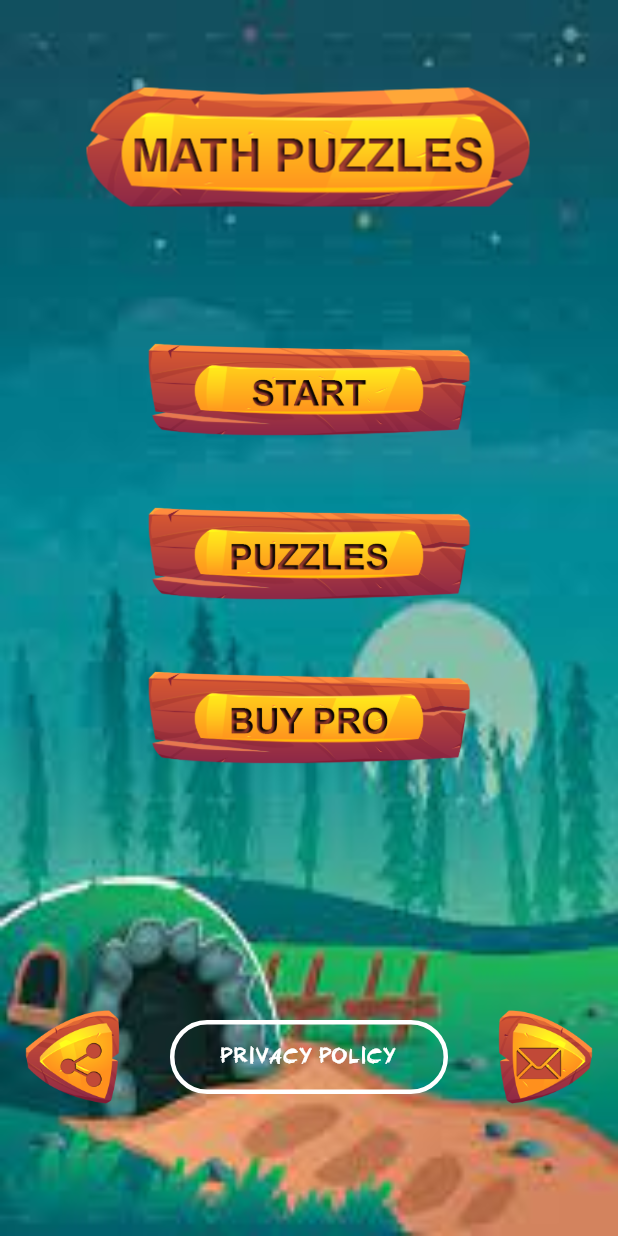
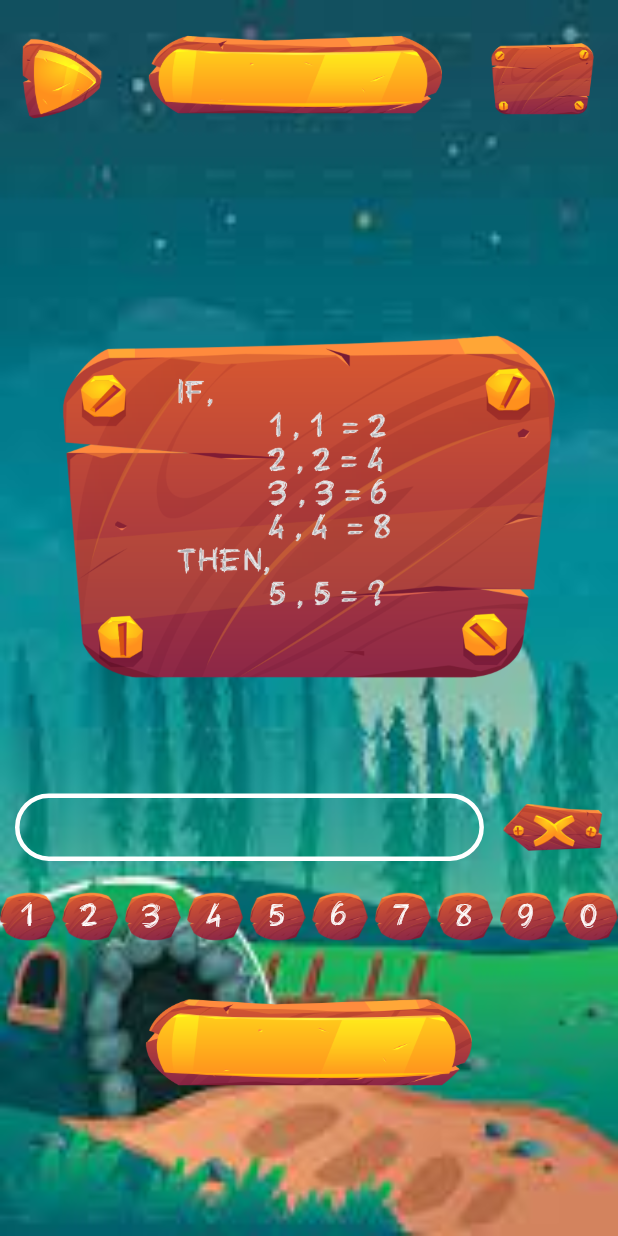
Before and after one commit to iflutter-team/Maths_Puzel_Axay_Roshan, a Flutter app: the screen it shows after launch, on a phone screen of 412 x 824 dp. Run offline on Flutter 3.47's test engine with Material 2 defaults, Android fonts, the phone set to English and light mode, and no system bars; our stand-ins replace get, share_plus, shared_preferences.

Commit message:
Merge branch 'roshan_dev' of D:\git hub\Maths_Puzel_Axay_Roshan with conflicts.

```diff
--- a/lib/home_screen/home_controller.dart
+++ b/lib/home_screen/home_controller.dart
@@ -1,4 +1,5 @@
 import 'package:demo_math_puzzel/level_screen/level_screen.dart';
+import 'package:demo_math_puzzel/play_screen/play_screen.dart';
 import 'package:get/get.dart';
 
 /*class HomePageController extends GetxController {
@@ -29,8 +30,8 @@ import 'package:get/get.dart';
   }
 }*/
 class HomePageController extends GetxController {
-  void startToLevel() {
-    Get.to(() => LevelScreen());
+  void startToPlay() {
+    Get.to(() => const Playscreen());
     update(['start']);
   }
 }
--- a/lib/home_screen/home_screem_widget.dart
+++ b/lib/home_screen/home_screem_widget.dart
@@ -36,7 +36,7 @@ Widget backGroundImage(
           builder: (controller) {
             return InkWell(
               onTap: () {
-                controller.startToLevel();
+                controller.startToPlay();
               },
               child: Image.asset(
                 AssertRes.startTextImage,
--- a/lib/main.dart
+++ b/lib/main.dart
@@ -1,3 +1,4 @@
+import 'package:demo_math_puzzel/play_screen/play_screen.dart';
 import 'package:flutter/material.dart';
 import 'package:get/get.dart';
 
@@ -6,7 +7,7 @@ import 'splesh_screen/splesh_screen.dart';
 main() {
   runApp(
     GetMaterialApp(
-      home: const SplashScreen(),
+      home: const Playscreen(),
       debugShowCheckedModeBanner: false,
       theme: ThemeData(
         useMaterial3: true,
--- /dev/null
+++ b/lib/play_screen/play_screen.dart
@@ -0,0 +1,15 @@
+import 'package:demo_math_puzzel/play_screen/play_widget.dart';
+import 'package:flutter/material.dart';
+
+class Playscreen extends StatelessWidget {
+  const Playscreen({super.key});
+
+  @override
+  Widget build(BuildContext context) {
+    return Scaffold(
+      body: SafeArea(
+        child: playScreenWidget(),
+      ),
+    );
+  }
+}
--- /dev/null
+++ b/lib/play_screen/play_widget.dart
@@ -0,0 +1,96 @@
+import 'package:demo_math_puzzel/play_screen/playscreen_common.dart';
+import 'package:demo_math_puzzel/utils/asset_res.dart';
+import 'package:flutter/material.dart';
+import 'package:get/get.dart';
+
+Widget playScreenWidget() {
+  return Container(
+    height: Get.height,
+    width: Get.width,
+    decoration: const BoxDecoration(
+      image: DecorationImage(
+        image: AssetImage(AssertRes.backGroundImage),
+        fit: BoxFit.fill,
+      ),
+    ),
+    child: Column(
+      children: [
+        SizedBox(height: Get.height * 0.020),
+        Row(
+          mainAxisAlignment: MainAxisAlignment.spaceAround,
+          children: [
+            Image.asset(AssertRes.nextImage, scale: 20),
+            Image.asset(AssertRes.levelImage, scale: 10),
+            Image.asset(AssertRes.hintImage, scale: 15),
+          ],
+        ),
+        SizedBox(height: Get.height * 0.10),
+        Image.asset(
+          AssertRes.puzzle1Image,
+          scale: 4.5,
+        ),
+        SizedBox(height: Get.height * 0.03),
+        Padding(
+          padding: const EdgeInsets.only(left: 10, right: 10),
+          child: Row(
+            children: [
+              Expanded(
+                child: Container(
+                  height: 45,
+                  padding: const EdgeInsets.only(left: 10),
+                  alignment: Alignment.centerLeft,
+                  decoration: BoxDecoration(
+                    borderRadius: BorderRadius.circular(50),
+                    border: Border.all(width: 3, color: Colors.white),
+                  ),
+                  // child: const Text(
+                  //   "1",
+                  //   style: TextStyle(
+                  //       fontSize: 30, color: Colors.white, fontFamily: 'chalk'),
+                  // ),
+                ),
+              ),
+              SizedBox(
+                width: Get.width * 0.03,
+              ),
+              InkWell(
+                onTap: () {},
+                child: Image.asset(
+                  AssertRes.backImage,
+                  scale: 25,
+                ),
+              ),
+            ],
+          ),
+        ),
+        Row(
+          mainAxisAlignment: MainAxisAlignment.spaceBetween,
+          children: [
+            playScreenCommon("1"),
+            playScreenCommon("2"),
+            playScreenCommon("3"),
+            playScreenCommon("4"),
+            playScreenCommon("5"),
+            playScreenCommon("6"),
+            playScreenCommon("7"),
+            playScreenCommon("8"),
+            playScreenCommon("9"),
+            playScreenCommon("0"),
+          ],
+        ),
+        SizedBox(height: Get.height * 0.02),
+        Row(
+          mainAxisAlignment: MainAxisAlignment.center,
+          children: [
+            Stack(
+              children: [
+                Image.asset(AssertRes.levelImage, scale: 9),
+                // const Text(StringRes.submitText),
+              ],
+            ),
+          ],
+        ),
+      ],
+    ),
+  );
+}
--- a/lib/utils/asset_res.dart
+++ b/lib/utils/asset_res.dart
@@ -10,4 +10,10 @@ class AssertRes {
   static const boxOpen = "asserts/images/box-open.png";
   static const boxClose = "asserts/images/box-close.png";
   static const spleshScreenImage = "asserts/images/splash_mathpuzzle.jpg";
+  static const nextImage = "asserts/images/next.png";
+  static const backImage = "asserts/images/back.png";
+  static const levelImage = "asserts/images/name.png";
+  static const hintImage = "asserts/images/banner.png";
+  static const puzzle1Image = "asserts/images/1.png";
+  static const numberImage = "asserts/images/number.png";
 }
--- a/lib/utils/string_res.dart
+++ b/lib/utils/string_res.dart
@@ -1,3 +1,4 @@
 class StringRes {
   static const privacyPolicy = 'PRIVACY POLICY';
+  static const submitText = 'SUBMIT';
 }
```
Also changed, not shown: lib/data_screen/data_screen.dart (added, +243 -0 lines), lib/play_screen/play_controller.dart (added, +9 -0 lines), lib/play_screen/playscreen_common.dart (added, +29 -0 lines), asserts/images/1.png (added), asserts/images/banner.png (added), asserts/images/number.png (added), lib/data_screen/data_widget.dart (added), pubspec.lock, 1 other file.
